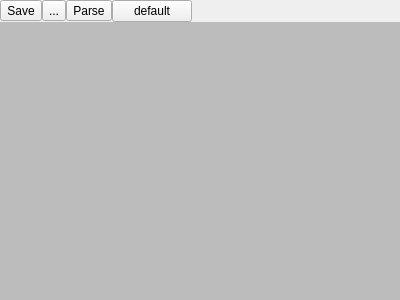
The window that libs/libcore/widgets/PlanEditor.ui (mrdeveloperdude/OctoMY) describes before a commit, drawn with Qt 5.
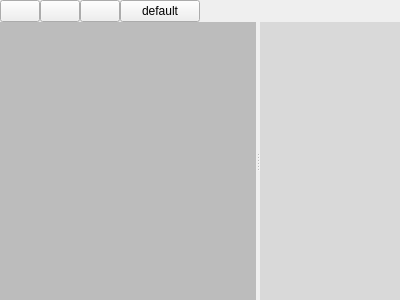
The same window after the commit. Icons and pictures are not drawn. Custom widgets are drawn as their Qt base class.

Commit message: zoo added. lots of hexy tool updates.

Patch:
```diff
--- a/libs/libcore/widgets/PlanEditor.ui
+++ b/libs/libcore/widgets/PlanEditor.ui
@@ -29,17 +29,10 @@
    <property name="spacing">
     <number>0</number>
    </property>
-   <item row="0" column="1">
-    <widget class="QToolButton" name="toolButtonTidy">
-     <property name="toolTip">
-      <string>Tidy up formatting of text</string>
-     </property>
+   <item row="0" column="3">
+    <widget class="QPushButton" name="pushButtonTest">
      <property name="text">
-      <string>...</string>
-     </property>
-     <property name="icon">
-      <iconset resource="../resources/icons.qrc">
-       <normaloff>:/icons/tidy.svg</normaloff>:/icons/tidy.svg</iconset>
+      <string>default</string>
      </property>
     </widget>
    </item>
@@ -56,35 +49,14 @@
      </property>
     </spacer>
    </item>
-   <item row="0" column="2">
-    <widget class="QToolButton" name="toolButtonParse">
-     <property name="toolTip">
-      <string>Parse the plan</string>
-     </property>
-     <property name="text">
-      <string>Parse</string>
-     </property>
-     <property name="icon">
-      <iconset resource="../resources/icons.qrc">
-       <normaloff>:/icons/parse.svg</normaloff>:/icons/parse.svg</iconset>
-     </property>
-    </widget>
-   </item>
-   <item row="0" column="0">
-    <widget class="QToolButton" name="toolButtonSave">
-     <property name="toolTip">
-      <string>Save plan</string>
-     </property>
-     <property name="text">
-      <string>Save</string>
-     </property>
-     <property name="icon">
-      <iconset resource="../resources/icons.qrc">
-       <normaloff>:/icons/save.svg</normaloff>:/icons/save.svg</iconset>
-     </property>
-    </widget>
-   </item>
    <item row="1" column="0" colspan="5">
+    <widget class="QSplitter" name="splitter">
+     <property name="lineWidth">
+      <number>0</number>
+     </property>
+     <property name="orientation">
+      <enum>Qt::Horizontal</enum>
+     </property>
     <widget class="CodeEditor" name="plainTextEditPlan">
      <property name="sizePolicy">
       <sizepolicy hsizetype="MinimumExpanding" vsizetype="MinimumExpanding">
@@ -526,11 +498,476 @@
       <number>30</number>
      </property>
     </widget>
+     <widget class="QPlainTextEdit" name="plainTextEditParseErrors">
+      <property name="palette">
+       <palette>
+        <active>
+         <colorrole role="WindowText">
+          <brush brushstyle="SolidPattern">
+           <color alpha="255">
+            <red>255</red>
+            <green>255</green>
+            <blue>255</blue>
+           </color>
+          </brush>
+         </colorrole>
+         <colorrole role="Button">
+          <brush brushstyle="SolidPattern">
+           <color alpha="68">
+            <red>0</red>
+            <green>0</green>
+            <blue>0</blue>
+           </color>
+          </brush>
+         </colorrole>
+         <colorrole role="Light">
+          <brush brushstyle="SolidPattern">
+           <color alpha="68">
+            <red>0</red>
+            <green>0</green>
+            <blue>0</blue>
+           </color>
+          </brush>
+         </colorrole>
+         <colorrole role="Midlight">
+          <brush brushstyle="SolidPattern">
+           <color alpha="68">
+            <red>0</red>
+            <green>0</green>
+            <blue>0</blue>
+           </color>
+          </brush>
+         </colorrole>
+         <colorrole role="Dark">
+          <brush brushstyle="SolidPattern">
+           <color alpha="68">
+            <red>0</red>
+            <green>0</green>
+            <blue>0</blue>
+           </color>
+          </brush>
+         </colorrole>
+         <colorrole role="Mid">
+          <brush brushstyle="SolidPattern">
+           <color alpha="68">
+            <red>0</red>
+            <green>0</green>
+            <blue>0</blue>
+           </color>
+          </brush>
+         </colorrole>
+         <colorrole role="Text">
+          <brush brushstyle="SolidPattern">
+           <color alpha="255">
+            <red>255</red>
+            <green>255</green>
+            <blue>255</blue>
+           </color>
+          </brush>
+         </colorrole>
+         <colorrole role="BrightText">
+          <brush brushstyle="SolidPattern">
+           <color alpha="255">
+            <red>255</red>
+            <green>255</green>
+            <blue>255</blue>
+           </color>
+          </brush>
+         </colorrole>
+         <colorrole role="ButtonText">
+          <brush brushstyle="SolidPattern">
+           <color alpha="255">
+            <red>255</red>
+            <green>255</green>
+            <blue>255</blue>
+           </color>
+          </brush>
+         </colorrole>
+         <colorrole role="Base">
+          <brush brushstyle="SolidPattern">
+           <color alpha="24">
+            <red>0</red>
+            <green>0</green>
+            <blue>0</blue>
+           </color>
+          </brush>
+         </colorrole>
+         <colorrole role="Window">
+          <brush brushstyle="SolidPattern">
+           <color alpha="68">
+            <red>0</red>
+            <green>0</green>
+            <blue>0</blue>
+           </color>
+          </brush>
+         </colorrole>
+         <colorrole role="Shadow">
+          <brush brushstyle="SolidPattern">
+           <color alpha="255">
+            <red>0</red>
+            <green>0</green>
+            <blue>0</blue>
+           </color>
+          </brush>
+         </colorrole>
+         <colorrole role="AlternateBase">
+          <brush brushstyle="SolidPattern">
+           <color alpha="161">
+            <red>0</red>
+            <green>0</green>
+            <blue>0</blue>
+           </color>
+          </brush>
+         </colorrole>
+         <colorrole role="ToolTipBase">
+          <brush brushstyle="SolidPattern">
+           <color alpha="255">
+            <red>255</red>
+            <green>255</green>
+            <blue>220</blue>
+           </color>
+          </brush>
+         </colorrole>
+         <colorrole role="ToolTipText">
+          <brush brushstyle="SolidPattern">
+           <color alpha="255">
+            <red>0</red>
+            <green>0</green>
+            <blue>0</blue>
+           </color>
+          </brush>
+         </colorrole>
+        </active>
+        <inactive>
+         <colorrole role="WindowText">
+          <brush brushstyle="SolidPattern">
+           <color alpha="255">
+            <red>255</red>
+            <green>255</green>
+            <blue>255</blue>
+           </color>
+          </brush>
+         </colorrole>
+         <colorrole role="Button">
+          <brush brushstyle="SolidPattern">
+           <color alpha="68">
+            <red>0</red>
+            <green>0</green>
+            <blue>0</blue>
+           </color>
+          </brush>
+         </colorrole>
+         <colorrole role="Light">
+          <brush brushstyle="SolidPattern">
+           <color alpha="68">
+            <red>0</red>
+            <green>0</green>
+            <blue>0</blue>
+           </color>
+          </brush>
+         </colorrole>
+         <colorrole role="Midlight">
+          <brush brushstyle="SolidPattern">
+           <color alpha="68">
+            <red>0</red>
+            <green>0</green>
+            <blue>0</blue>
+           </color>
+          </brush>
+         </colorrole>
+         <colorrole role="Dark">
+          <brush brushstyle="SolidPattern">
+           <color alpha="68">
+            <red>0</red>
+            <green>0</green>
+            <blue>0</blue>
+           </color>
+          </brush>
+         </colorrole>
+         <colorrole role="Mid">
+          <brush brushstyle="SolidPattern">
+           <color alpha="68">
+            <red>0</red>
+            <green>0</green>
+            <blue>0</blue>
+           </color>
+          </brush>
+         </colorrole>
+         <colorrole role="Text">
+          <brush brushstyle="SolidPattern">
+           <color alpha="255">
+            <red>255</red>
+            <green>255</green>
+            <blue>255</blue>
+           </color>
+          </brush>
+         </colorrole>
+         <colorrole role="BrightText">
+          <brush brushstyle="SolidPattern">
+           <color alpha="255">
+            <red>255</red>
+            <green>255</green>
+            <blue>255</blue>
+           </color>
+          </brush>
+         </colorrole>
+         <colorrole role="ButtonText">
+          <brush brushstyle="SolidPattern">
+           <color alpha="255">
+            <red>255</red>
+            <green>255</green>
+            <blue>255</blue>
+           </color>
+          </brush>
+         </colorrole>
+         <colorrole role="Base">
+          <brush brushstyle="SolidPattern">
+           <color alpha="24">
+            <red>0</red>
+            <green>0</green>
+            <blue>0</blue>
+           </color>
+          </brush>
+         </colorrole>
+         <colorrole role="Window">
+          <brush brushstyle="SolidPattern">
+           <color alpha="68">
+            <red>0</red>
+            <green>0</green>
+            <blue>0</blue>
+           </color>
+          </brush>
+         </colorrole>
+         <colorrole role="Shadow">
+          <brush brushstyle="SolidPattern">
+           <color alpha="255">
+            <red>0</red>
+            <green>0</green>
+            <blue>0</blue>
+           </color>
+          </brush>
+         </colorrole>
+         <colorrole role="AlternateBase">
+          <brush brushstyle="SolidPattern">
+           <color alpha="161">
+            <red>0</red>
+            <green>0</green>
+            <blue>0</blue>
+           </color>
+          </brush>
+         </colorrole>
+         <colorrole role="ToolTipBase">
+          <brush brushstyle="SolidPattern">
+           <color alpha="255">
+            <red>255</red>
+            <green>255</green>
+            <blue>220</blue>
+           </color>
+          </brush>
+         </colorrole>
+         <colorrole role="ToolTipText">
+          <brush brushstyle="SolidPattern">
+           <color alpha="255">
+            <red>0</red>
+            <green>0</green>
+            <blue>0</blue>
+           </color>
+          </brush>
+         </colorrole>
+        </inactive>
+        <disabled>
+         <colorrole role="WindowText">
+          <brush brushstyle="SolidPattern">
+           <color alpha="68">
+            <red>0</red>
+            <green>0</green>
+            <blue>0</blue>
+           </color>
+          </brush>
+         </colorrole>
+         <colorrole role="Button">
+          <brush brushstyle="SolidPattern">
+           <color alpha="68">
+            <red>0</red>
+            <green>0</green>
+            <blue>0</blue>
+           </color>
+          </brush>
+         </colorrole>
+         <colorrole role="Light">
+          <brush brushstyle="SolidPattern">
+           <color alpha="68">
+            <red>0</red>
+            <green>0</green>
+            <blue>0</blue>
+           </color>
+          </brush>
+         </colorrole>
+         <colorrole role="Midlight">
+          <brush brushstyle="SolidPattern">
+           <color alpha="68">
+            <red>0</red>
+            <green>0</green>
+            <blue>0</blue>
+           </color>
+          </brush>
+         </colorrole>
+         <colorrole role="Dark">
+          <brush brushstyle="SolidPattern">
+           <color alpha="68">
+            <red>0</red>
+            <green>0</green>
+            <blue>0</blue>
+           </color>
+          </brush>
+         </colorrole>
+         <colorrole role="Mid">
+          <brush brushstyle="SolidPattern">
+           <color alpha="68">
+            <red>0</red>
+            <green>0</green>
+            <blue>0</blue>
+           </color>
+          </brush>
+         </colorrole>
+         <colorrole role="Text">
+          <brush brushstyle="SolidPattern">
+           <color alpha="68">
+            <red>0</red>
+            <green>0</green>
+            <blue>0</blue>
+           </color>
+          </brush>
+         </colorrole>
+         <colorrole role="BrightText">
+          <brush brushstyle="SolidPattern">
+           <color alpha="255">
+            <red>255</red>
+            <green>255</green>
+            <blue>255</blue>
+           </color>
+          </brush>
+         </colorrole>
+         <colorrole role="ButtonText">
+          <brush brushstyle="SolidPattern">
+           <color alpha="68">
+            <red>0</red>
+            <green>0</green>
+            <blue>0</blue>
+           </color>
+          </brush>
+         </colorrole>
+         <colorrole role="Base">
+          <brush brushstyle="SolidPattern">
+           <color alpha="68">
+            <red>0</red>
+            <green>0</green>
+            <blue>0</blue>
+           </color>
+          </brush>
+         </colorrole>
+         <colorrole role="Window">
+          <brush brushstyle="SolidPattern">
+           <color alpha="68">
+            <red>0</red>
+            <green>0</green>
+            <blue>0</blue>
+           </color>
+          </brush>
+         </colorrole>
+         <colorrole role="Shadow">
+          <brush brushstyle="SolidPattern">
+           <color alpha="255">
+            <red>0</red>
+            <green>0</green>
+            <blue>0</blue>
+           </color>
+          </brush>
+         </colorrole>
+         <colorrole role="AlternateBase">
+          <brush brushstyle="SolidPattern">
+           <color alpha="68">
+            <red>0</red>
+            <green>0</green>
+            <blue>0</blue>
+           </color>
+          </brush>
+         </colorrole>
+         <colorrole role="ToolTipBase">
+          <brush brushstyle="SolidPattern">
+           <color alpha="255">
+            <red>255</red>
+            <green>255</green>
+            <blue>220</blue>
+           </color>
+          </brush>
+         </colorrole>
+         <colorrole role="ToolTipText">
+          <brush brushstyle="SolidPattern">
+           <color alpha="255">
+            <red>0</red>
+            <green>0</green>
+            <blue>0</blue>
+           </color>
+          </brush>
+         </colorrole>
+        </disabled>
+       </palette>
+      </property>
+      <property name="frameShape">
+       <enum>QFrame::NoFrame</enum>
+      </property>
+      <property name="frameShadow">
+       <enum>QFrame::Plain</enum>
+      </property>
+      <property name="lineWidth">
+       <number>0</number>
+      </property>
+      <property name="readOnly">
+       <bool>true</bool>
+      </property>
+     </widget>
+    </widget>
    </item>
-   <item row="0" column="3">
-    <widget class="QPushButton" name="pushButtonTest">
+   <item row="0" column="0">
+    <widget class="QPushButton" name="pushButtonSave">
+     <property name="toolTip">
+      <string>Save plan</string>
+     </property>
      <property name="text">
-      <string>default</string>
+      <string/>
+     </property>
+     <property name="icon">
+      <iconset resource="../resources/icons.qrc">
+       <normaloff>:/icons/save.svg</normaloff>:/icons/save.svg</iconset>
+     </property>
+    </widget>
+   </item>
+   <item row="0" column="1">
+    <widget class="QPushButton" name="pushButtonTidy">
+     <property name="toolTip">
+      <string>Tidy up formatting of text</string>
+     </property>
+     <property name="text">
+      <string/>
+     </property>
+     <property name="icon">
+      <iconset resource="../resources/icons.qrc">
+       <normaloff>:/icons/tidy.svg</normaloff>:/icons/tidy.svg</iconset>
+     </property>
+    </widget>
+   </item>
+   <item row="0" column="2">
+    <widget class="QPushButton" name="pushButtonParse">
+     <property name="toolTip">
+      <string>Parse the plan</string>
+     </property>
+     <property name="text">
+      <string/>
+     </property>
+     <property name="icon">
+      <iconset resource="../resources/icons.qrc">
+       <normaloff>:/icons/parse.svg</normaloff>:/icons/parse.svg</iconset>
      </property>
     </widget>
    </item>
```
Lines whose indentation alone changed are shown as unchanged. The commit also changes 87 other files.
